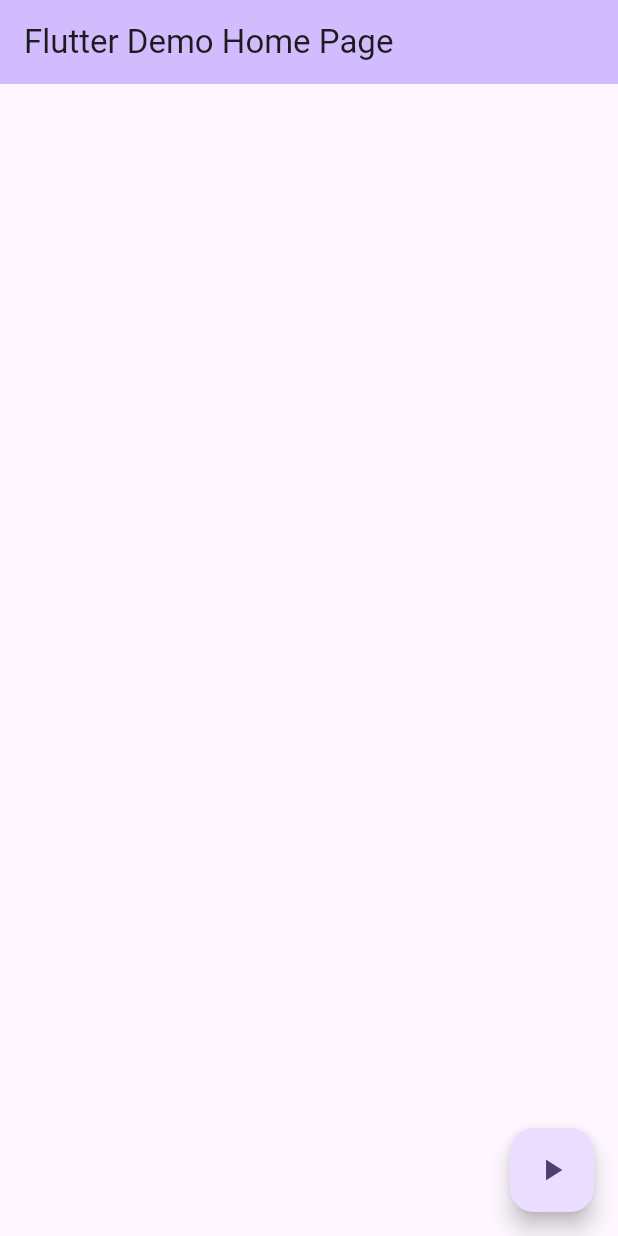
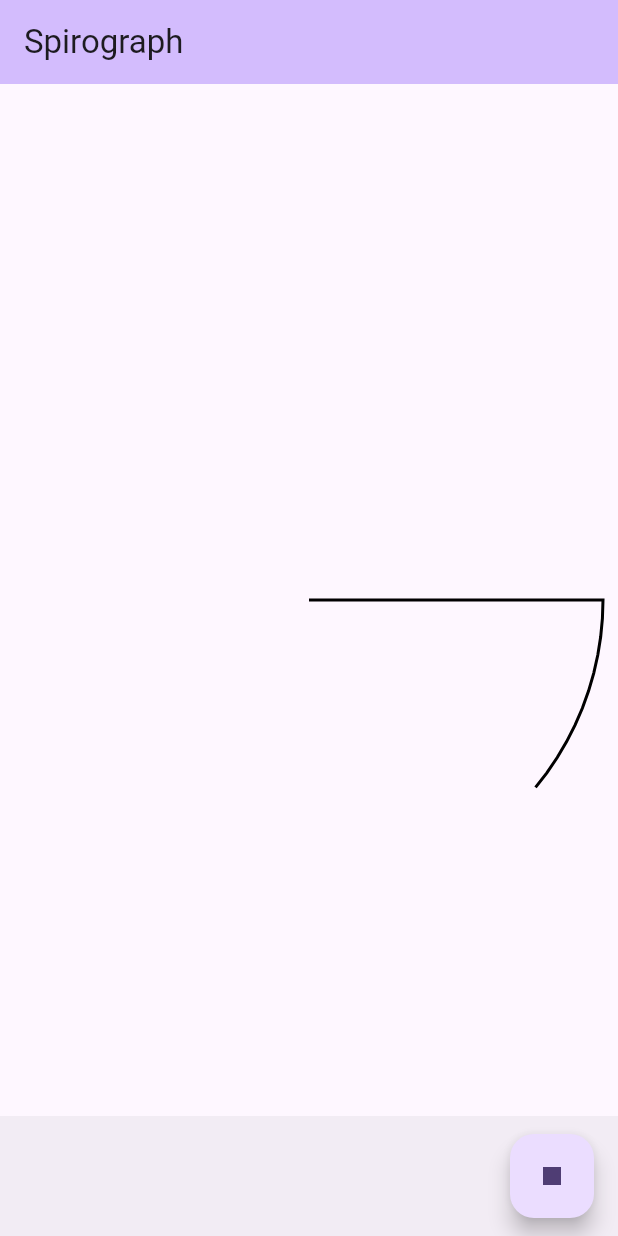
Before and after one commit to chris-NR/spiro, a Flutter app: the SpiroPage screen opened directly, after a tap on the "play arrow" icon, on a phone screen of 412 x 824 dp. Run offline on Flutter 3.47's test engine with Material 2 defaults, Android fonts, the phone set to English and light mode, and no system bars.

Commit message:
Stateless Spiro

```diff
--- a/lib/main.dart
+++ b/lib/main.dart
@@ -1,4 +1,6 @@
 import 'package:flutter/material.dart';
+import 'dart:math';
+import 'spiro.dart';
 
 void main() {
   runApp(const MyApp());
@@ -11,12 +13,12 @@ class MyApp extends StatelessWidget {
   @override
   Widget build(BuildContext context) {
     return MaterialApp(
-      title: 'Flutter Demo',
+      title: 'Spirograph',
       theme: ThemeData(
         colorScheme: ColorScheme.fromSeed(seedColor: Colors.deepPurple),
         useMaterial3: true,
       ),
-      home: const SpiroPage(title: 'Flutter Demo Home Page'),
+      home: const SpiroPage(title: 'Spirograph'),
     );
   }
 }
@@ -33,8 +35,8 @@ class SpiroPage extends StatefulWidget {
 class _SpiroPageState extends State<SpiroPage>
     with SingleTickerProviderStateMixin {
   late final AnimationController controller;
-  double ratio = 1.0 / 3; //initial ratio
-  static const duration = 60; //seconds
+  double ratio = 1.0 / 5; //initial ratio
+  static const duration = 10; //seconds
 
   @override
   void initState() {
@@ -42,7 +44,10 @@ class _SpiroPageState extends State<SpiroPage>
     controller = AnimationController(
       vsync: this, // the SingleTickerProviderStateMixin
       duration: const Duration(seconds: duration),
-    );
+      upperBound: 2 * pi,
+    )..addStatusListener((status) {
+        setState(() {});
+      });
   }
 
   @override
@@ -52,21 +57,26 @@ class _SpiroPageState extends State<SpiroPage>
         backgroundColor: Theme.of(context).colorScheme.inversePrimary,
         title: Text(widget.title),
       ),
-      body: const AspectRatio(
-        aspectRatio: 1.0,
-        child: CustomPaint(),
-      ),
+      body: Spiro(controller: controller),
+      bottomNavigationBar: const BottomAppBar(),
+      floatingActionButtonLocation: FloatingActionButtonLocation.endContained,
       floatingActionButton: !controller.isAnimating
           ? FloatingActionButton(
-              onPressed: controller.forward,
+              onPressed: () => controller.forward(from: controller.lowerBound),
               tooltip: 'Start Animation',
               child: const Icon(Icons.play_arrow),
             )
           : FloatingActionButton(
-              onPressed: controller.stop,
+              onPressed: controller.reset,
               tooltip: 'Stop Animation',
               child: const Icon(Icons.stop),
             ),
     );
   }
+
+  @override
+  void dispose() {
+    controller.dispose();
+    super.dispose();
+  }
 }
--- /dev/null
+++ b/lib/spiro.dart
@@ -0,0 +1,47 @@
+import 'package:flutter/material.dart';
+import 'dart:math';
+
+class Spiro extends StatelessWidget {
+  final AnimationController controller;
+  const Spiro({super.key, required this.controller});
+
+  @override
+  Widget build(BuildContext context) {
+    return Center(
+        child: Padding(
+      padding: const EdgeInsets.all(8.0),
+      child: AspectRatio(
+          aspectRatio: 1.0,
+          child: CustomPaint(
+            painter: PaintSpiro(controller: controller),
+          )),
+    ));
+  }
+}
+
+class PaintSpiro extends CustomPainter {
+  final double ratio;
+  final AnimationController controller;
+  double get angle => controller.value;
+
+  final path = Path();
+  static const lineWidth = 2.0;
+  static final p = Paint()
+    ..color = Colors.black
+    ..style = PaintingStyle.stroke
+    ..strokeWidth = lineWidth;
+
+  PaintSpiro({required this.controller, this.ratio = 1 / 3})
+      : super(repaint: controller);
+
+  @override
+  void paint(Canvas canvas, Size size) {
+    final radius = size.shortestSide / 2 - lineWidth;
+    path.lineTo(radius * cos(angle), radius * sin(angle));
+    canvas.translate(size.width / 2, size.height / 2);
+    canvas.drawPath(path, p);
+  }
+
+  @override
+  bool shouldRepaint(covariant CustomPainter oldDelegate) => true;
+}
```
